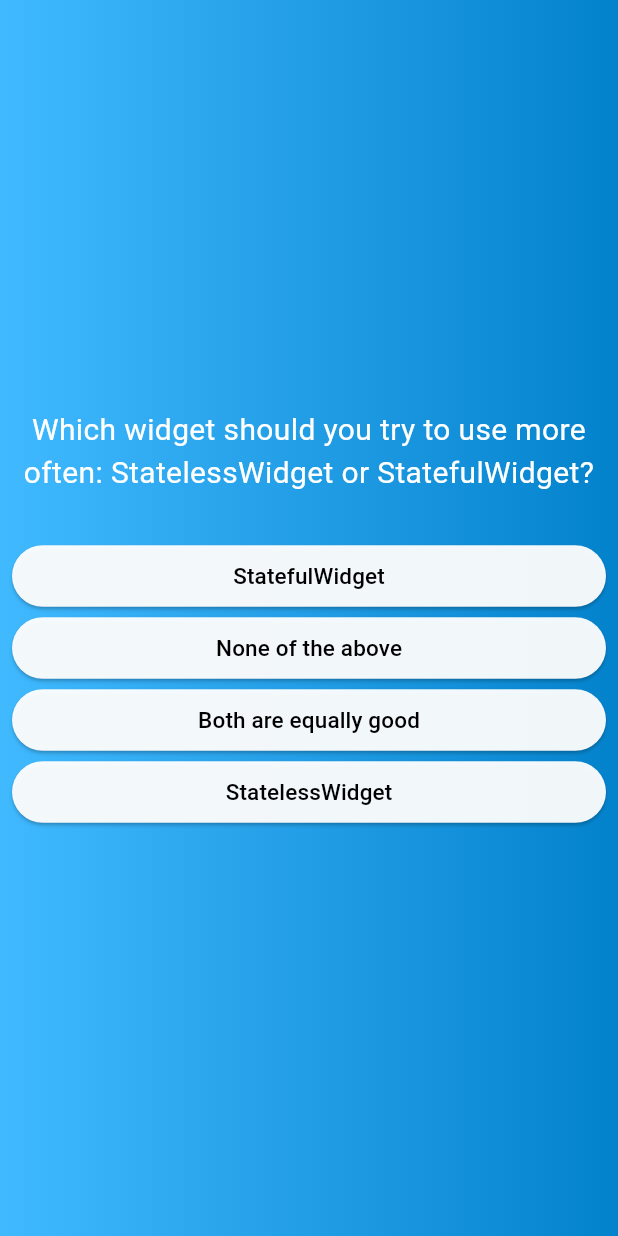
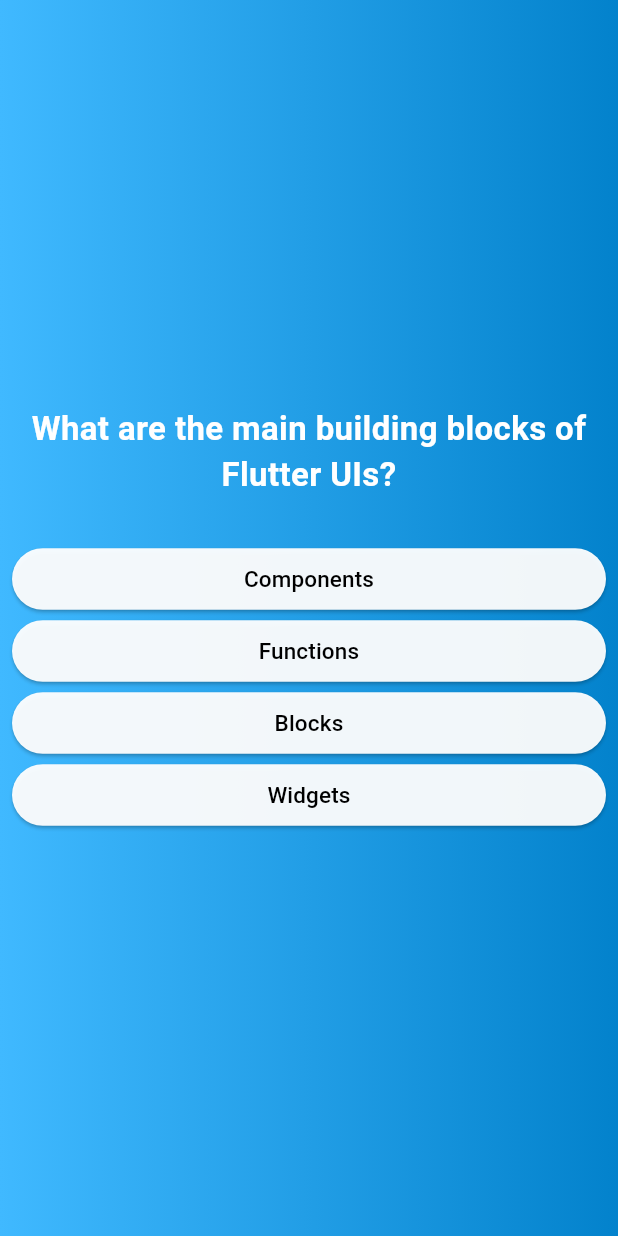
Before and after one commit to Yash-Maurya001/quiz_app_flutter, a Flutter app: the screen it shows after launch, after a tap on "Start Quiz", on a phone screen of 412 x 824 dp. Run offline on Flutter 3.47's test engine with Material 3 defaults, Android fonts, the phone set to English and light mode, and no system bars; our stand-ins replace google_fonts.

Commit message:
refactor: Add Google Fonts package and center align text in QuestionsButton

```diff
--- a/lib/models/quenstions_button.dart
+++ b/lib/models/quenstions_button.dart
@@ -20,6 +20,7 @@ class QuestionsButton extends StatelessWidget {
       child: Text(
         text,
         style: const TextStyle(color: Colors.black, fontSize: 15),
+        textAlign: TextAlign.center,
       ),
     );
   }
--- a/lib/questions_screen.dart
+++ b/lib/questions_screen.dart
@@ -1,6 +1,8 @@
 import 'package:flutter/material.dart';
+import 'package:flutter/widgets.dart';
 import 'package:quiz_app/models/quenstions_button.dart';
 import './data/questions.dart';
+import 'package:google_fonts/google_fonts.dart';
 
 class QuestionsScreen extends StatefulWidget {
   const QuestionsScreen({super.key});
@@ -11,10 +13,17 @@ class QuestionsScreen extends StatefulWidget {
 }
 
 class _QuestionsScreenState extends State<QuestionsScreen> {
-  var questionNumber = 3;
+  var currentQuestionIndex = 0;
+
+  void answserQuestion() {
+    setState(() {
+      currentQuestionIndex++;
+    });
+  }
 
   @override
   Widget build(BuildContext context) {
+    final questionNumber = questions[currentQuestionIndex];
     return Center(
       child: Container(
         margin: const EdgeInsets.all(8.0),
@@ -23,15 +32,20 @@ class _QuestionsScreenState extends State<QuestionsScreen> {
           crossAxisAlignment: CrossAxisAlignment.stretch,
           children: [
             Text(
-              questions[questionNumber].text,
-              style: const TextStyle(color: Colors.white, fontSize: 20),
+              questionNumber.text,
+              style: GoogleFonts.roboto(
+                textStyle: const TextStyle(
+                    color: Colors.white,
+                    fontSize: 22,
+                    fontWeight: FontWeight.bold),
+              ),
               textAlign: TextAlign.center,
             ),
             const SizedBox(
               height: 30,
             ),
-            ...questions[questionNumber].suffeldList().map((e) {
-              return QuestionsButton(e, () {});
+            ...questionNumber.suffeldList().map((e) {
+              return QuestionsButton(e, answserQuestion);
             })
           ],
         ),
--- a/pubspec.yaml
+++ b/pubspec.yaml
@@ -34,6 +34,7 @@ dependencies:
   # The following adds the Cupertino Icons font to your application.
   # Use with the CupertinoIcons class for iOS style icons.
   cupertino_icons: ^1.0.6
+  google_fonts: ^6.2.1
 
 dev_dependencies:
   flutter_test:
```
Also changed, not shown: pubspec.lock, 1 other file.
